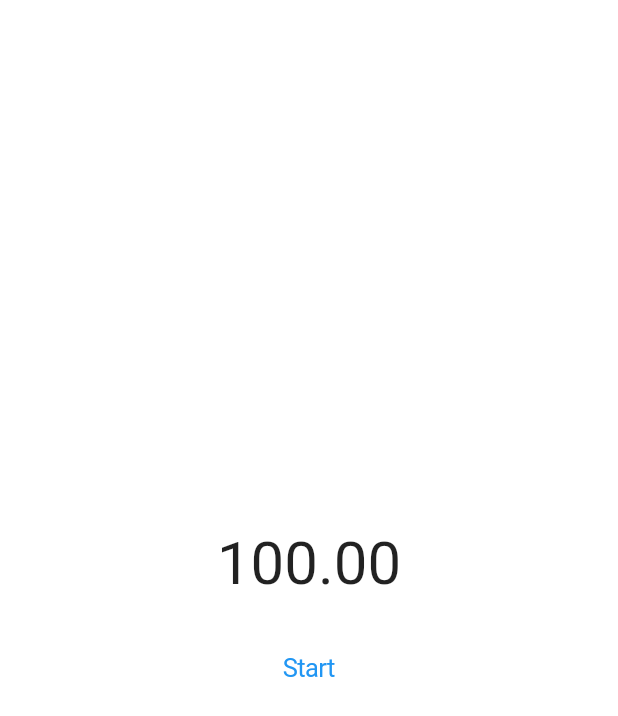
After one commit to johandavidcm/animaciones-flutter, a Flutter app: the screen it shows after launch, on a phone screen of 412 x 824 dp. The commit adds this screen. Shown: the top 716 px of the screen. Run offline on Flutter 3.47's test engine with Material 2 defaults, Android fonts, the phone set to English and light mode, and no system bars.

Commit message:
Tercer ejercicio

```diff
--- a/lib/main.dart
+++ b/lib/main.dart
@@ -1,4 +1,4 @@
-import 'package:animations/pages/basic.dart';
+import 'package:animations/pages/animated_widget.dart';
 import 'package:flutter/material.dart';
 
 void main() => runApp(MyApp());
@@ -8,7 +8,7 @@ class MyApp extends StatelessWidget {
   Widget build(BuildContext context) {
     return MaterialApp(
       title: 'Animaciones',
-      home: BasicAnimationsPage(),
+      home: AnimatedWidgetPage(),
     );
   }
 }
--- /dev/null
+++ b/lib/pages/animated_widget.dart
@@ -0,0 +1,90 @@
+import 'package:flutter/material.dart';
+import 'package:flutter/cupertino.dart';
+
+class AnimatedWidgetPage extends StatefulWidget {
+  AnimatedWidgetPage({Key? key}) : super(key: key);
+
+  @override
+  _AnimatedWidgetPageState createState() => _AnimatedWidgetPageState();
+}
+
+class _AnimatedWidgetPageState extends State<AnimatedWidgetPage>
+    with TickerProviderStateMixin {
+  late AnimationController _controller;
+  late Animation<double> _counter;
+  double _start = 0;
+  double _end = 100;
+  @override
+  void initState() {
+    super.initState();
+    _controller = AnimationController(
+      duration: Duration(seconds: 3),
+      vsync: this,
+    );
+    _counter = Tween<double>(begin: _start, end: _end).animate(_controller);
+    _controller.forward();
+  }
+
+  @override
+  void dispose() {
+    _controller.dispose();
+    super.dispose();
+  }
+
+  _startNewAnimatio() {
+    _start = _end;
+    _end = _end + 100;
+    _counter = Tween<double>(begin: _start, end: _end).animate(_controller);
+    setState(() {});
+    _controller.forward(from: 0);
+  }
+
+  @override
+  Widget build(BuildContext context) {
+    return Scaffold(
+      backgroundColor: Colors.white,
+      body: Container(
+        width: double.infinity,
+        height: double.infinity,
+        child: Column(
+          mainAxisAlignment: MainAxisAlignment.center,
+          children: [
+            AnimatedText(
+              animation: _counter,
+            ),
+            SizedBox(
+              height: 20.0,
+            ),
+            CupertinoButton(
+              child: Text('Start'),
+              onPressed: () {
+                _startNewAnimatio();
+              },
+            )
+          ],
+        ),
+      ),
+    );
+  }
+}
+
+class AnimatedText extends AnimatedWidget {
+  final Animation<double> animation;
+
+  AnimatedText({
+    required this.animation,
+    Key? key,
+  }) : super(
+          key: key,
+          listenable: animation,
+        );
+  @override
+  Widget build(BuildContext context) {
+    return Text(
+      animation.value.toStringAsFixed(2),
+      style: TextStyle(
+        fontSize: 40.0,
+      ),
+    );
+  }
+}
```
